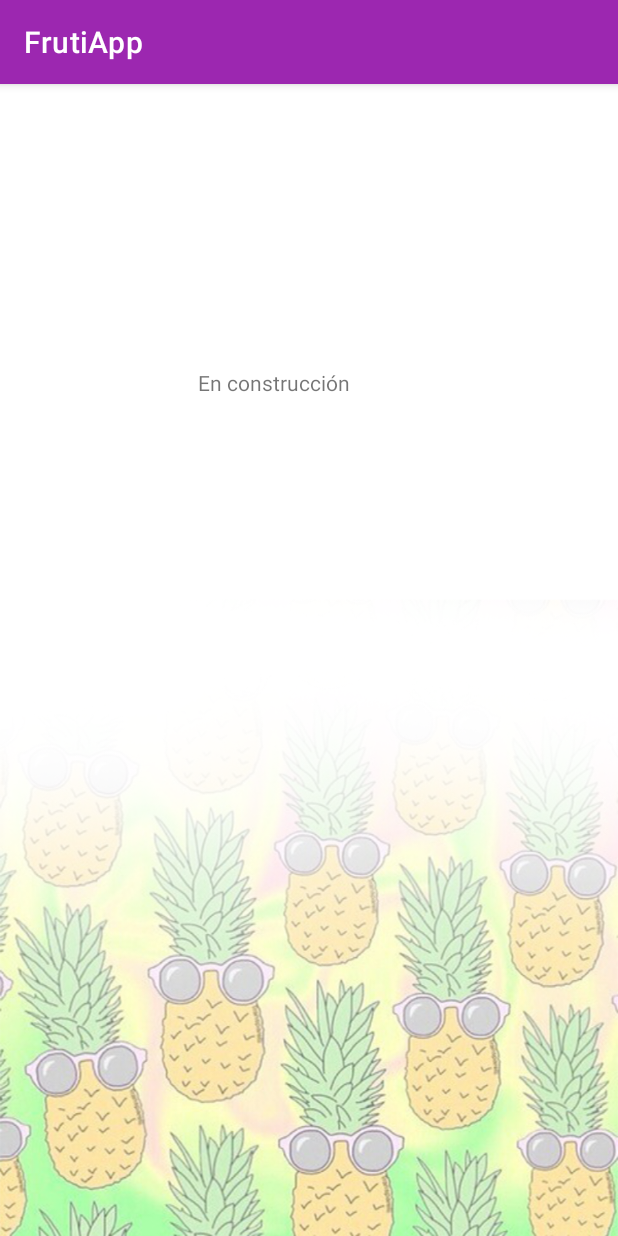
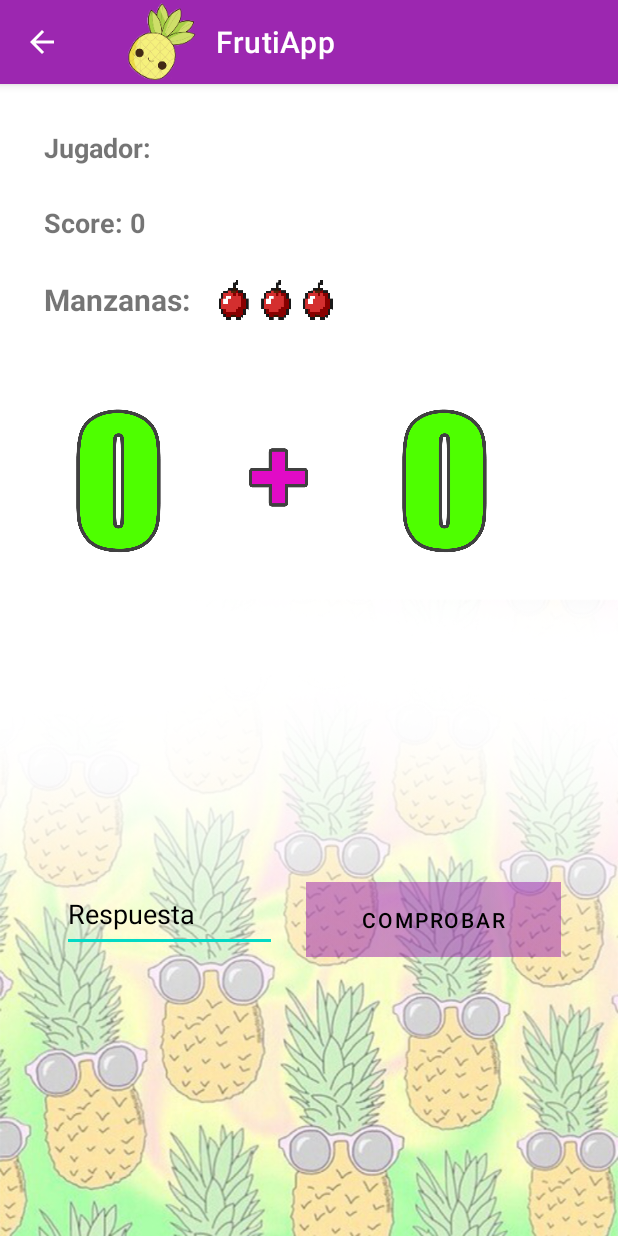
Before and after one commit to Flo-Olivieri/FrutiApp, an Android app: the Main2Activity_Nivel1 screen opened directly, with no data from a screen before it, on a phone screen of 412 x 824 dp. Run offline under Robolectric (Android 15) with nearby library versions, the phone set to English and light mode, and no system bars.

Commit message:
diseño activity_main2__nivel1.xml

```diff
--- a/app/src/main/AndroidManifest.xml
+++ b/app/src/main/AndroidManifest.xml
@@ -9,7 +9,10 @@
         android:roundIcon="@mipmap/ic_launcher_round"
         android:supportsRtl="true"
         android:theme="@style/Theme.FrutiApp">
-        <activity android:name=".Main2Activity_Nivel1"></activity>
+        <activity android:name=".Main2Activity_Nivel1"
+            android:parentActivityName=".MainActivity">
+
+        </activity>
         <activity android:name=".MainActivity">
             <intent-filter>
                 <action android:name="android.intent.action.MAIN" />
--- a/app/src/main/java/com/florenciaolivieri/frutiapp/Main2Activity_Nivel1.java
+++ b/app/src/main/java/com/florenciaolivieri/frutiapp/Main2Activity_Nivel1.java
@@ -1,5 +1,6 @@
 package com.florenciaolivieri.frutiapp;
 
+import androidx.appcompat.app.ActionBar;
 import androidx.appcompat.app.AppCompatActivity;
 
 import android.os.Bundle;
@@ -10,5 +11,9 @@ public class Main2Activity_Nivel1 extends AppCompatActivity {
     protected void onCreate(Bundle savedInstanceState) {
         super.onCreate(savedInstanceState);
         setContentView(R.layout.activity_main2__nivel1);
+
+        ActionBar actionBar = getSupportActionBar();
+        actionBar.setDisplayShowHomeEnabled(true);
+        actionBar.setIcon(R.mipmap.ic_launcher);
     }
 }
--- a/app/src/main/java/com/florenciaolivieri/frutiapp/MainActivity.java
+++ b/app/src/main/java/com/florenciaolivieri/frutiapp/MainActivity.java
@@ -1,5 +1,6 @@
 package com.florenciaolivieri.frutiapp;
 
+import androidx.appcompat.app.ActionBar;
 import androidx.appcompat.app.AppCompatActivity;
 
 
@@ -31,8 +32,8 @@ public class MainActivity extends AppCompatActivity {
         iv_personaje = (ImageView) findViewById(R.id.imageView_personaje);
         tv_bestScore = (TextView)  findViewById(R.id.textView_BestScore);
 
-        getSupportActionBar().setDisplayShowHomeEnabled(true);
-        getSupportActionBar().setIcon(R.mipmap.ic_launcher);
+        ActionBar actionBar = getSupportActionBar();
+        actionBar.setIcon(R.mipmap.ic_launcher);
 
         int id; //guardamos la ruta de imagen a mostrar
         if (num_aleatorio == 0 || num_aleatorio == 10) {
@@ -54,7 +55,6 @@ public class MainActivity extends AppCompatActivity {
     }
 
     public void Jugar(View view){
-
         String nombre = et_nombre.getText().toString();
         if (!nombre.equals("")) {
             Intent intent = new Intent(this, Main2Activity_Nivel1.class);
@@ -68,8 +68,4 @@ public class MainActivity extends AppCompatActivity {
             imm.showSoftInput(et_nombre, InputMethodManager.SHOW_IMPLICIT);
         }
     }
-
-    public void onBackPressed() {
-
-    }
 }
--- a/app/src/main/res/layout/activity_main.xml
+++ b/app/src/main/res/layout/activity_main.xml
@@ -16,7 +16,7 @@
         android:layout_centerHorizontal="true"
         android:layout_marginTop="53dp"
         android:contentDescription="@string/fruta_descripcion"
-        app:srcCompat="@drawable/manzana" />
+        app:srcCompat="@drawable/sandia" />
 
     <EditText
         android:id="@+id/txt_nombre"
@@ -40,8 +40,7 @@
         android:paddingRight="50dp"
         android:textColor="@color/primary"
         android:textColorHint="@color/primary_dark"
-        android:textSize="22sp"
-        android:textStyle="bold" />
+        android:textSize="22sp" />
 
     <Button
         android:id="@+id/button"
--- a/app/src/main/res/layout/activity_main2__nivel1.xml
+++ b/app/src/main/res/layout/activity_main2__nivel1.xml
@@ -9,12 +9,126 @@
 
     <TextView
         android:id="@+id/textView"
-        android:layout_width="148dp"
+        android:layout_width="wrap_content"
         android:layout_height="wrap_content"
+        android:layout_alignParentStart="true"
+        android:layout_alignParentLeft="true"
+        android:layout_alignParentTop="true"
+        android:layout_marginStart="29dp"
+        android:layout_marginLeft="29dp"
+        android:layout_marginTop="30dp"
+        android:text="@string/jugador_nombre"
+        android:textSize="18sp"
+        android:textStyle="bold"
+        tools:layout_editor_absoluteX="176dp"
+        tools:layout_editor_absoluteY="200dp" />
+
+    <TextView
+        android:id="@+id/textView2"
+        android:layout_width="wrap_content"
+        android:layout_height="wrap_content"
+        android:layout_alignParentStart="true"
+        android:layout_alignParentLeft="true"
+        android:layout_alignParentTop="true"
+        android:layout_marginStart="29dp"
+        android:layout_marginLeft="29dp"
+        android:layout_marginTop="80dp"
+        android:text="@string/total_score"
+        android:textSize="18sp"
+        android:textStyle="bold" />
+
+    <TextView
+        android:id="@+id/textView3"
+        android:layout_width="wrap_content"
+        android:layout_height="wrap_content"
+        android:layout_alignParentStart="true"
+        android:layout_alignParentLeft="true"
+        android:layout_alignParentTop="true"
+        android:layout_marginStart="29dp"
+        android:layout_marginLeft="29dp"
+        android:layout_marginTop="130dp"
+        android:text="@string/et_vidas"
+        android:textSize="20sp"
+        android:textStyle="bold" />
+
+    <ImageView
+        android:id="@+id/imageView"
+        android:layout_width="80dp"
+        android:layout_height="50dp"
+        android:layout_alignParentStart="true"
+        android:layout_alignParentLeft="true"
+        android:layout_alignParentTop="true"
+        android:layout_marginStart="144dp"
+        android:layout_marginLeft="144dp"
+        android:layout_marginTop="118dp"
+        app:srcCompat="@drawable/tresvidas"
+        android:contentDescription="@string/img_manzanas" />
+
+    <ImageView
+        android:id="@+id/imageView2"
+        android:layout_width="110dp"
+        android:layout_height="120dp"
+        android:layout_alignParentStart="true"
+        android:layout_alignParentLeft="true"
+        android:layout_alignParentTop="true"
+        android:layout_marginStart="24dp"
+        android:layout_marginLeft="24dp"
+        android:layout_marginTop="204dp"
+        android:contentDescription="@string/img_numero"
+        app:srcCompat="@drawable/cero" />
+
+    <ImageView
+        android:id="@+id/imageView4"
+        android:layout_width="110dp"
+        android:layout_height="120dp"
+        android:layout_alignParentStart="true"
+        android:layout_alignParentLeft="true"
+        android:layout_alignParentTop="true"
+        android:layout_marginStart="241dp"
+        android:layout_marginLeft="241dp"
+        android:layout_marginTop="204dp"
+        android:contentDescription="@string/img_numero"
+        app:srcCompat="@drawable/cero" />
+
+    <ImageView
+        android:id="@+id/imageView3"
+        android:layout_width="105dp"
+        android:layout_height="120dp"
+        android:layout_alignParentStart="true"
         android:layout_alignParentTop="true"
         android:layout_centerHorizontal="true"
-        android:layout_marginTop="189dp"
-        android:text="En construcción"
-        tools:layout_editor_absoluteX="176dp"
-        tools:layout_editor_absoluteY="200dp" />
+        android:layout_marginStart="134dp"
+        android:layout_marginTop="204dp"
+        app:srcCompat="@drawable/adicion"
+        android:contentDescription="@string/operacion_img" />
+
+    <EditText
+        android:id="@+id/editText_resultado"
+        android:layout_width="143dp"
+        android:layout_height="50dp"
+        android:layout_alignParentStart="true"
+        android:layout_alignParentLeft="true"
+        android:layout_alignParentBottom="true"
+        android:layout_marginStart="41dp"
+        android:layout_marginLeft="41dp"
+        android:layout_marginBottom="189dp"
+        android:autofillHints=""
+        android:ems="10"
+        android:hint="@string/et_respuesta"
+        android:inputType="textPersonName"
+        android:textColorHint="@color/black" />
+
+    <Button
+        android:id="@+id/button2"
+        android:layout_width="170dp"
+        android:layout_height="50dp"
+        android:layout_alignParentEnd="true"
+        android:layout_alignParentRight="true"
+        android:layout_alignParentBottom="true"
+        android:layout_marginEnd="38dp"
+        android:layout_marginRight="38dp"
+        android:layout_marginBottom="186dp"
+        android:background="@drawable/fondoboton"
+        android:text="@string/sumar_btn"
+        android:textColor="@color/black" />
 </RelativeLayout>
--- a/app/src/main/res/values/strings.xml
+++ b/app/src/main/res/values/strings.xml
@@ -3,4 +3,14 @@
     <string name="fruta_descripcion">una fruta</string>
     <string name="et_nombre">¿Cómo te llamas?</string>
     <string name="jugar_btn">jugar</string>
+
+    <string name="et_vidas">Manzanas: </string>
+    <string name="jugador_nombre">Jugador: </string>
+    <string name="total_score">Score: 0</string>
+    <string name="sumar_btn">Comprobar</string>
+    <string name="et_respuesta">Respuesta</string>
+    <string name="img_manzanas">manzanas</string>
+    <string name="img_numero">numero</string>
+    <string name="operacion_img">simbolo de operacion matematica</string>
+
 </resources>
```
